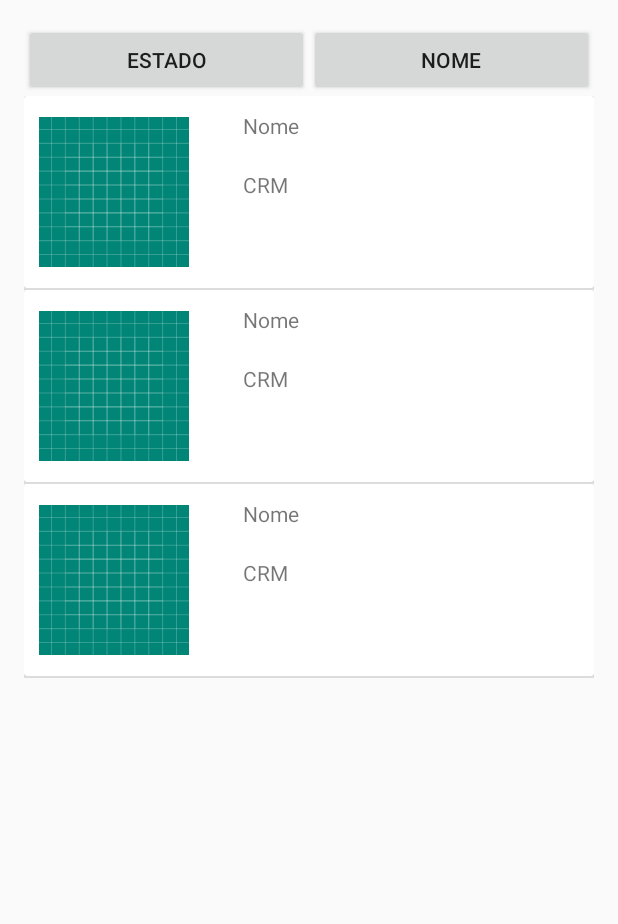
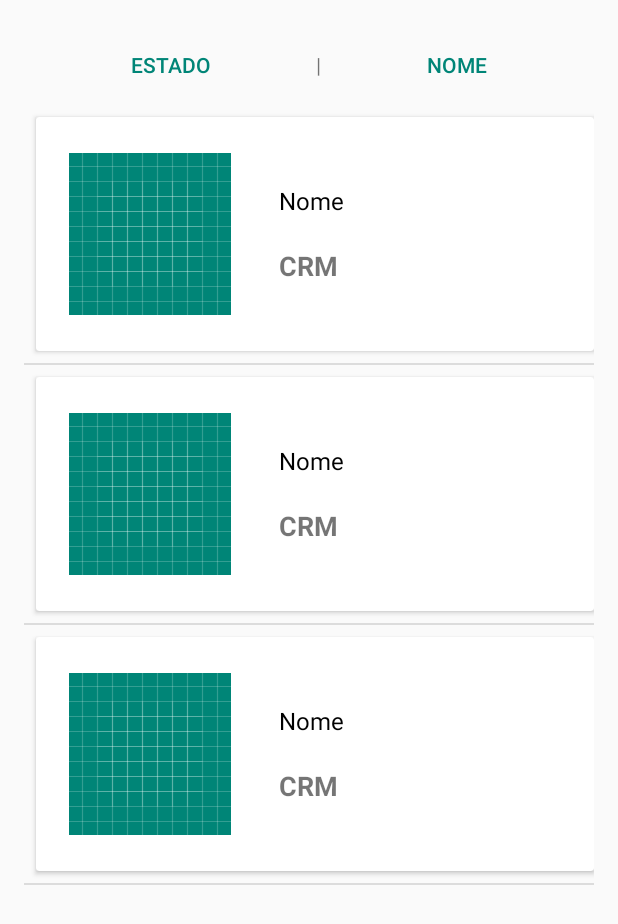
Before and after one commit to DanieleAndrade/FisioHome, an Android app: the layout activity_home.xml on its own in the app's theme, with its tools: preview values and no code run, on a phone screen of 412 x 824 dp. Shown: the top 924 px of the screen. Run offline under Robolectric (Android 15) with nearby library versions, the phone set to English and light mode, and no system bars.

Commit message:
Melhorando design tela de listagem de fisioterapeutas

```diff
--- a/app/src/main/res/layout/activity_home.xml
+++ b/app/src/main/res/layout/activity_home.xml
@@ -14,15 +14,24 @@
 
         <Button
             android:id="@+id/button_estado"
-            android:layout_width="0dp"
+            style="?attr/buttonBarButtonStyle"
+            android:textColor="@color/colorPrimary"
+            android:layout_width="wrap_content"
             android:layout_height="wrap_content"
             android:layout_weight="1"
             android:text="@string/estado"
             tools:ignore="ButtonStyle" />
 
+        <TextView
+            android:layout_width="wrap_content"
+            android:layout_height="wrap_content"
+            android:text="|" />
+
         <Button
             android:id="@+id/button_nome"
-            android:layout_width="0dp"
+            style="?attr/buttonBarButtonStyle"
+            android:textColor="@color/colorPrimary"
+            android:layout_width="wrap_content"
             android:layout_height="wrap_content"
             android:layout_weight="1"
             android:text="@string/nome"
--- a/app/src/main/res/layout/item_lista_fisioterapeutas.xml
+++ b/app/src/main/res/layout/item_lista_fisioterapeutas.xml
@@ -8,26 +8,35 @@
 
     <android.support.v7.widget.CardView
         android:layout_width="match_parent"
-        android:layout_height="wrap_content">
+        android:layout_height="wrap_content"
+        android:layout_marginBottom="8dp"
+        android:layout_marginTop="8dp"
+        android:layout_marginLeft="8dp">
 
         <LinearLayout
             android:layout_width="match_parent"
-            android:layout_height="match_parent"
-            android:orientation="horizontal">
+            android:layout_height="140dp"
+            android:layout_margin="8dp"
+            android:orientation="horizontal"
+            android:padding="8dp">
 
             <ImageView
-                android:layout_width="100dp"
-                android:layout_height="match_parent"
-                android:layout_margin="10dp"
+                android:layout_width="120dp"
+                android:layout_height="wrap_content"
+                android:scaleType="centerInside"
                 android:contentDescription="@string/fisioterapeuta"
                 app:srcCompat="@drawable/ic_launcher_background"
-                tools:ignore="VectorDrawableCompat" />
+                tools:ignore="VectorDrawableCompat"
+                android:layout_marginTop="8dp"/>
 
             <LinearLayout
                 android:layout_width="match_parent"
                 android:layout_height="match_parent"
-                android:layout_marginStart="16dp"
-                android:layout_marginEnd="16dp"
+                android:layout_marginBottom="8dp"
+                android:layout_marginLeft="16dp"
+                android:layout_marginRight="8dp"
+                android:layout_marginTop="8dp"
+                android:gravity="center_vertical"
                 android:orientation="vertical">
 
                 <TextView
@@ -35,14 +44,19 @@
                     android:layout_width="match_parent"
                     android:layout_height="wrap_content"
                     android:layout_margin="10dp"
-                    android:text="@string/nome" />
+                    android:text="@string/nome"
+                    android:textColor="@android:color/black"
+                    android:textSize="16sp"/>
 
                 <TextView
                     android:id="@+id/crm_fisioterapeuta"
                     android:layout_width="match_parent"
                     android:layout_height="wrap_content"
                     android:layout_margin="10dp"
-                    android:text="@string/crm" />
+                    android:text="@string/crm"
+                    android:textSize="18sp"
+                    android:textStyle="bold"
+                    android:layout_marginTop="8dp"/>
             </LinearLayout>
         </LinearLayout>
     </android.support.v7.widget.CardView>
```
